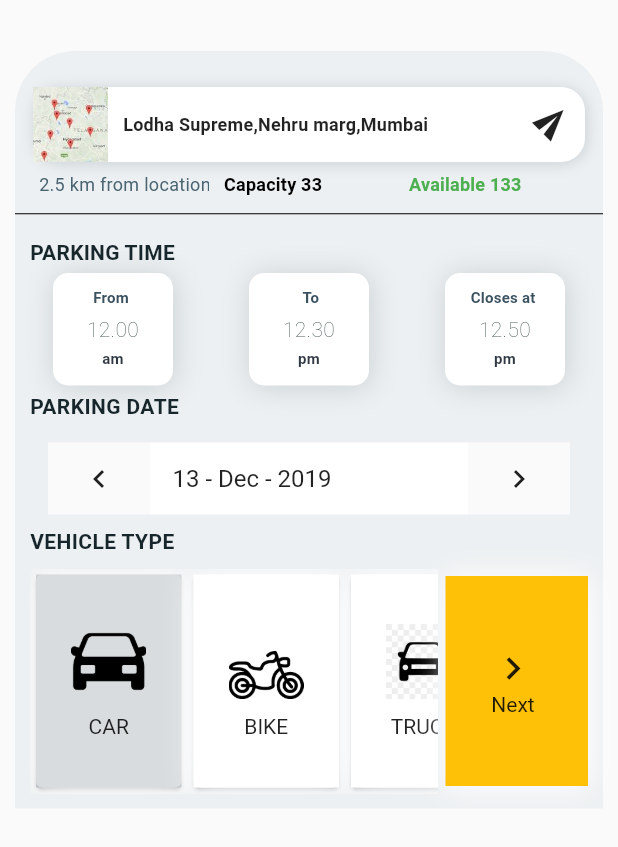
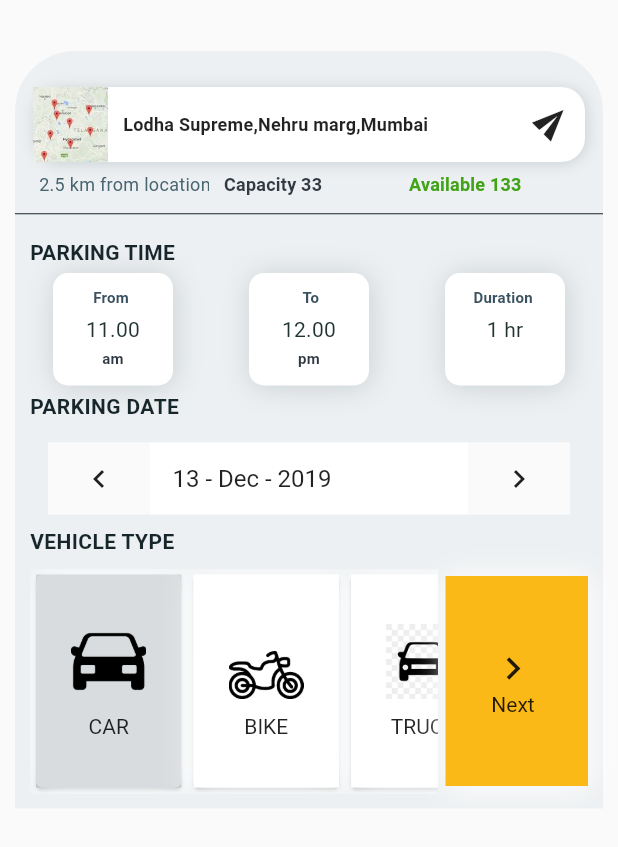
Before and after one commit to maheshts/parking_app, a Flutter app: the ParkingForm screen opened directly, on a phone screen of 412 x 824 dp. Shown: the top 847 px of the screen. Run offline on Flutter 3.47's test engine with Material 2 defaults, Android fonts, the phone set to English and light mode, and no system bars; Roboto replaces fonts that are missing (WorkSans).

Commit message:
modified text ui

```diff
--- a/lib/resource/parking_app_theme.dart
+++ b/lib/resource/parking_app_theme.dart
@@ -17,6 +17,8 @@ class ParkingAppTheme {
   static const Color dismissibleBackground = Color(0xFF364A54);
   static const Color chipBackground = Color(0xFFEEF1F3);
   static const Color spacer = Color(0xFFF2F2F2);
+  static const Color green = Color(0xFF41A317);
+  static const Color amber = Color(0xFFFBB917);
 
   static const TextTheme textTheme = TextTheme(
     display1: display1,
--- a/lib/screen/parkingform.dart
+++ b/lib/screen/parkingform.dart
@@ -5,9 +5,9 @@ import 'package:parking_app/resource/parking_app_theme.dart';
 import 'dart:math' as math;
 
 class ParkingForm extends StatefulWidget {
-  String mFromTime = "12.00";
-  String mToTime = "12.30";
-  String mCloseTime = "12.50";
+  String mFromTime = "11.00";
+  String mToTime = "12.00";
+  String mCloseTime = "1 hr";
   @override
   _ParkingFormState createState() => _ParkingFormState();
 }
@@ -59,7 +59,7 @@ class _ParkingFormState extends State<ParkingForm> {
               SizedBox(height: 10),
               Divider(
                 height: 5,
-                color: Colors.black,
+                color: ParkingAppTheme.darkerText,
               ),
               SizedBox(
                 height: 15.0,
@@ -152,6 +152,7 @@ class _ParkingFormState extends State<ParkingForm> {
         height: 50,
         child: new Row(
           mainAxisAlignment: MainAxisAlignment.spaceBetween,
+          mainAxisSize: MainAxisSize.min,
           //crossAxisAlignment: CrossAxisAlignment.start,
 
           children: <Widget>[
@@ -215,7 +216,7 @@ class _ParkingFormState extends State<ParkingForm> {
                 fontWeight: FontWeight.bold,
                 fontSize: 12,
                 letterSpacing: 0.15,
-                color: Colors.black,
+                color: ParkingAppTheme.dark_grey,
               ),
             ),
           ),
@@ -228,7 +229,7 @@ class _ParkingFormState extends State<ParkingForm> {
                 fontWeight: FontWeight.bold,
                 fontSize: 12,
                 letterSpacing: 0.15,
-                color: Colors.green,
+                color: ParkingAppTheme.green,
               ),
             ),
           ),
@@ -251,7 +252,7 @@ class _ParkingFormState extends State<ParkingForm> {
           children: <Widget>[
             getTimeBoxUI('From ', widget.mFromTime, 'am'),
             getTimeBoxUI(' To', widget.mToTime, 'pm'),
-            getTimeBoxUI('Closes at ', widget.mCloseTime, 'pm'),
+            getTimeBoxUI('Duration ', widget.mCloseTime, ''),
           ],
         ),
         const SizedBox(
@@ -296,7 +297,7 @@ class _ParkingFormState extends State<ParkingForm> {
               txt2,
               textAlign: TextAlign.center,
               style: TextStyle(
-                fontWeight: FontWeight.w200,
+                fontWeight: FontWeight.w400,
                 fontSize: 14,
                 letterSpacing: 0.17,
                 color: ParkingAppTheme.nearlyBlack,
@@ -333,7 +334,7 @@ class _ParkingFormState extends State<ParkingForm> {
                 height: 48,
                 width: 68,
                 child: InkWell(
-                  highlightColor: Colors.grey,
+                  highlightColor: ParkingAppTheme.grey,
                   borderRadius: const BorderRadius.all(Radius.circular(8.0)),
                   onTap: () {
                     subtractDate();
@@ -351,7 +352,7 @@ class _ParkingFormState extends State<ParkingForm> {
               height: 48,
               width: screenWidth - 200,
               decoration: new BoxDecoration(
-                color: Colors.white,
+                color: ParkingAppTheme.nearlyWhite,
               ),
               child: Padding(
                 padding: const EdgeInsets.only(
@@ -372,7 +373,7 @@ class _ParkingFormState extends State<ParkingForm> {
                 height: 48,
                 width: 68,
                 child: InkWell(
-                  highlightColor: Colors.grey,
+                  highlightColor: ParkingAppTheme.grey,
                   borderRadius: const BorderRadius.all(Radius.circular(8.0)),
                   onTap: () {
                     addDate();
@@ -397,11 +398,11 @@ class _ParkingFormState extends State<ParkingForm> {
       child: new Container(
         padding: new EdgeInsets.all(30.0),
         decoration: BoxDecoration(
-          color: Colors.amber,
+          color: ParkingAppTheme.amber,
           // borderRadius: const BorderRadius.all(Radius.circular(16.0)),
           boxShadow: <BoxShadow>[
             BoxShadow(
-                color: Colors.white,
+                color: ParkingAppTheme.nearlyWhite,
                 offset: const Offset(1.1, 1.1),
                 blurRadius: 16.0),
           ],
@@ -450,11 +451,11 @@ class _ParkingFormState extends State<ParkingForm> {
                             color: _selectedIndex != null &&
                                     _selectedIndex == index
                                 ? ParkingAppTheme.grey.withOpacity(0.2)
-                                : Colors.white,
+                                : ParkingAppTheme.nearlyWhite,
                             //borderRadius: const BorderRadius.all(Radius.circular(10.0)),
                             boxShadow: <BoxShadow>[
                               BoxShadow(
-                                  color: Colors.white,
+                                  color: ParkingAppTheme.nearlyWhite,
                                   offset: const Offset(1.1, 1.1),
                                   blurRadius: 16.0),
                             ],
@@ -483,8 +484,7 @@ class _ParkingFormState extends State<ParkingForm> {
                               ],
                             ),
                           )
-                          // Center(child: Text(numbers[index].toString(), style: TextStyle(color: Colors.white, fontSize: 16.0),)),
-                          ),
+                                ),
                       onTap: () {
                         setState(() {
                           _onSelected(index);
```
